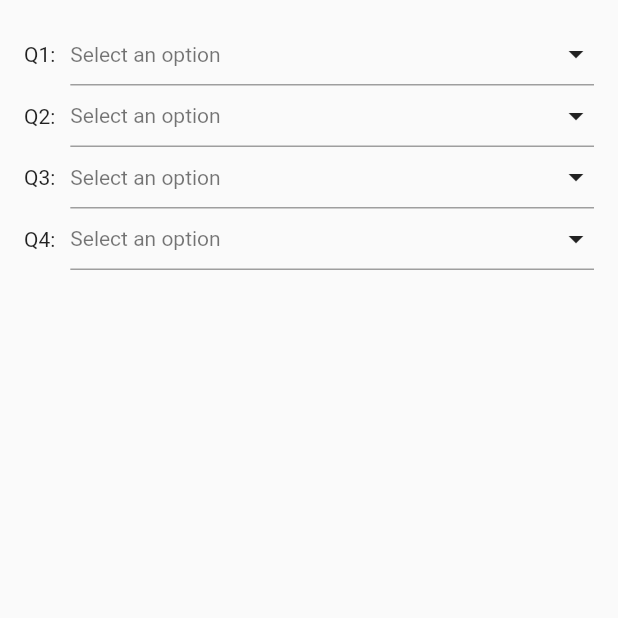
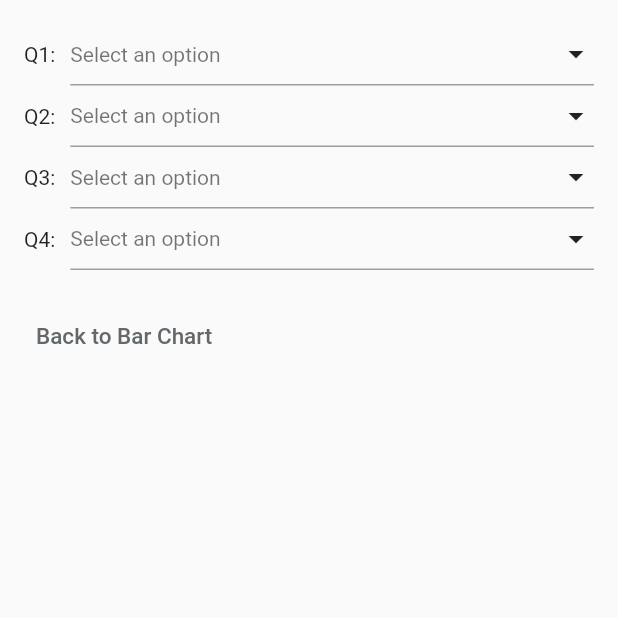
Before and after one commit to bellezhang119/cobit_dss_app, a Flutter app: the LoadTab screen opened directly with empty values, on a phone screen of 412 x 824 dp, the top half of it. Run offline on Flutter 3.47's test engine with Material 2 defaults, Android fonts, the phone set to English and light mode, and no system bars; our stand-ins replace charts_flutter, cloud_firestore, firebase_core, fl_chart; missing offline and left inert: charts_common; accounts and stored records are empty.

Commit message:
Update load_tab.dart

```diff
--- a/lib/tabs/load_tab.dart
+++ b/lib/tabs/load_tab.dart
@@ -70,6 +70,19 @@ class _LoadTabState extends State<LoadTab>
                   buildDropDown('Q2:', q2Value, documentIds),
                   buildDropDown('Q3:', q3Value, documentIds),
                   buildDropDown('Q4:', q4Value, documentIds),
+                  SizedBox(height: 20),
+                  TextButton(
+                    onPressed: () {
+                      // TODO: Navigate to the Bar Chart
+                    },
+                    child: Text(
+                      'Back to Bar Chart',
+                      style: TextStyle(
+                        fontSize: 15,
+                        color: const Color.fromARGB(255, 99, 104, 108),
+                      ),
+                    ),
+                  ),
                 ],
               );
             },
@@ -114,8 +127,7 @@ class _LoadTabState extends State<LoadTab>
                 return PopupMenuItem<String>(
                   value: value,
                   child: Container(
-                    width:
-                        MediaQuery.of(context).size.width - 80, // 根据您的Row布局进行调整
+                    width: MediaQuery.of(context).size.width - 80,
                     child: Text(value),
                   ),
                 );
```
